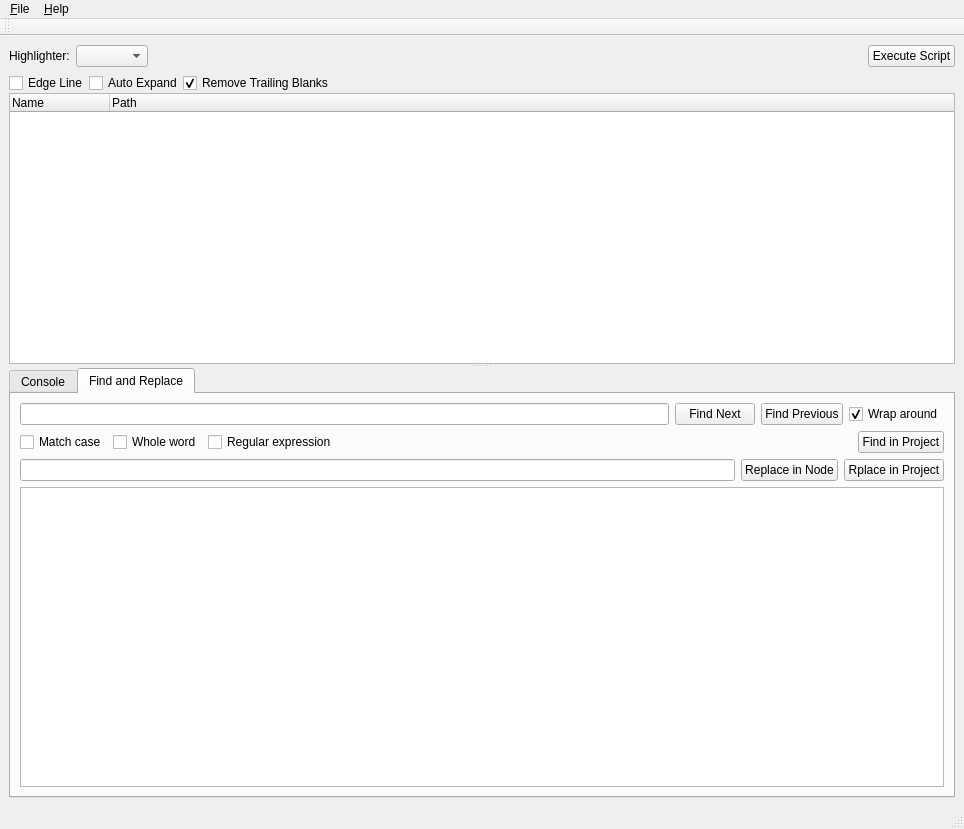
Old version of the form core/main_window/main_window.ui in the repository KmolYuan/kmol-editor.
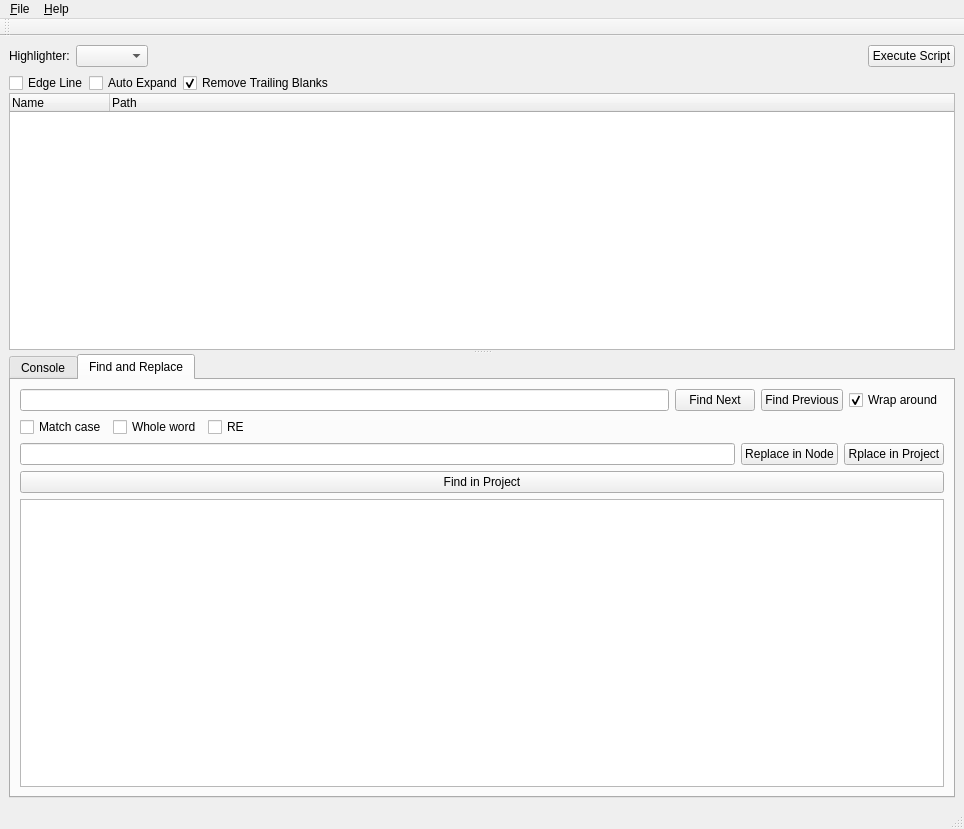
New version of the form. The open tabs and pages were chosen to show the change. Icons and pictures are not drawn.

Patch:
```diff
--- a/core/main_window/main_window.ui
+++ b/core/main_window/main_window.ui
@@ -236,7 +236,7 @@
             <item>
              <widget class="QCheckBox" name="re_option">
               <property name="text">
-               <string>Regular expression</string>
+               <string>RE</string>
               </property>
              </widget>
             </item>
@@ -253,13 +253,6 @@
               </property>
              </spacer>
             </item>
-            <item>
-             <widget class="QPushButton" name="find_project_button">
-              <property name="text">
-               <string>Find in Project</string>
-              </property>
-             </widget>
-            </item>
            </layout>
           </item>
           <item>
@@ -283,6 +276,13 @@
             </item>
            </layout>
           </item>
+          <item>
+           <widget class="QPushButton" name="find_project_button">
+            <property name="text">
+             <string>Find in Project</string>
+            </property>
+           </widget>
+          </item>
           <item>
            <widget class="QListWidget" name="find_list">
             <property name="verticalScrollMode">
```
Left out of the diff: 2 changed lines with no effect on the pictures.
